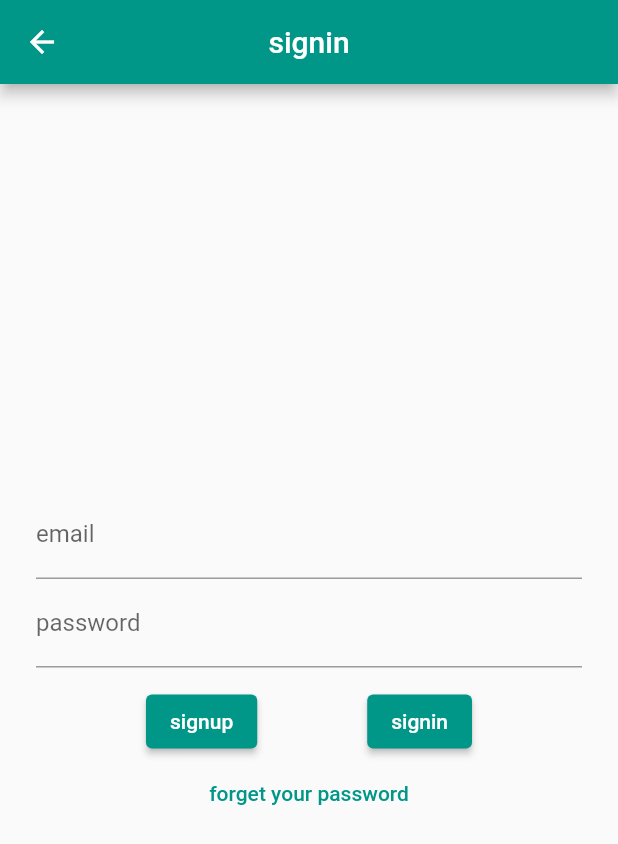
After one commit to RuiOkazaki/flutter_practice_introduction, a Flutter app: the screen it shows after launch, after a tap on "/signin_page", on a phone screen of 412 x 824 dp. The commit adds this screen. Shown: the top 844 px of the screen. Run offline on Flutter 3.47's test engine with Material 2 defaults, Android fonts, the phone set to English and light mode, and no system bars; our stand-ins replace firebase_auth, firebase_core, flutter_datetime_picker, geolocator, image_picker; accounts and stored records are empty; network calls fail.

Commit message:
feat: email, passwordログインを作成

```diff
--- a/lib/main.dart
+++ b/lib/main.dart
@@ -1,13 +1,18 @@
+import 'package:firebase_core/firebase_core.dart';
 import 'package:flutter/material.dart';
+import 'package:flutter_practice_introduction/firebase_options.dart';
 import 'package:flutter_practice_introduction/pages/animation_widget.dart';
 import 'package:flutter_practice_introduction/pages/gps.dart';
 import 'package:flutter_practice_introduction/pages/image_api.dart';
 import 'package:flutter_practice_introduction/pages/my_home_page.dart';
 import 'package:flutter_practice_introduction/pages/now_loading.dart';
+import 'package:flutter_practice_introduction/pages/signin_page.dart';
 import 'package:flutter_practice_introduction/pages/whats_today.dart';
 import 'package:flutter_practice_introduction/pages/whats_day.dart';
 
-void main() {
+void main() async {
+  WidgetsFlutterBinding.ensureInitialized();
+  await Firebase.initializeApp(options: DefaultFirebaseOptions.currentPlatform);
   runApp(const MyApp());
 }
 
@@ -30,6 +35,7 @@ class MyApp extends StatelessWidget {
         '/animation_widget': (BuildContext context) => const AnimationWidget(),
         '/image_api': (BuildContext context) => const CameraPage(),
         '/gps': (BuildContext context) => const Gps(),
+        '/signin_page': (BuildContext context) => const SigninPage(),
       },
     );
   }
--- a/lib/pages/my_home_page.dart
+++ b/lib/pages/my_home_page.dart
@@ -17,6 +17,7 @@ class MyHomePage extends StatelessWidget {
           genLink(context, "/animation_widget"),
           genLink(context, "/image_api"),
           genLink(context, "/gps"),
+          genLink(context, "/signin_page"),
         ],
       ),
       drawer: const Drawer(
--- /dev/null
+++ b/lib/pages/signin_page.dart
@@ -0,0 +1,100 @@
+import 'package:flutter/material.dart';
+import 'package:firebase_auth/firebase_auth.dart';
+import 'package:flutter_practice_introduction/components/header.dart';
+
+class SigninPage extends StatefulWidget {
+  const SigninPage({super.key});
+
+  @override
+  State<SigninPage> createState() => _SigninPageState();
+}
+
+class _SigninPageState extends State<SigninPage> {
+  String _email = '';
+  String _password = '';
+
+  @override
+  Widget build(BuildContext context) {
+    return Scaffold(
+      appBar: genHeader('signin'),
+      body: Center(
+        child: Container(
+          padding: const EdgeInsets.all(24),
+          child: Column(
+            mainAxisAlignment: MainAxisAlignment.center,
+            children: [
+              TextFormField(
+                decoration: const InputDecoration(labelText: 'email'),
+                onChanged: (String value) {
+                  setState(() {
+                    _email = value;
+                  });
+                },
+              ),
+              TextFormField(
+                decoration: const InputDecoration(labelText: 'password'),
+                onChanged: (String value) {
+                  setState(() {
+                    _password = value;
+                  });
+                },
+              ),
+              Container(
+                margin: const EdgeInsets.only(top: 12),
+                child: Row(
+                  mainAxisAlignment: MainAxisAlignment.spaceEvenly,
+                  children: [
+                    ElevatedButton(
+                      child: const Text('signup'),
+                      onPressed: () async {
+                        try {
+                          final User? user = (await FirebaseAuth.instance
+                                  .createUserWithEmailAndPassword(
+                                      email: _email, password: _password))
+                              .user;
+                          if (user != null) {
+                            print('success! $_email');
+                          }
+                        } catch (e) {
+                          print(e);
+                        }
+                      },
+                    ),
+                    ElevatedButton(
+                      child: const Text('signin'),
+                      onPressed: () async {
+                        try {
+                          final User? user = (await FirebaseAuth.instance
+                                  .signInWithEmailAndPassword(
+                                      email: _email, password: _password))
+                              .user;
+                          if (user != null) {
+                            print('success! $_email');
+                          }
+                        } catch (e) {
+                          print(e);
+                        }
+                      },
+                    ),
+                  ],
+                ),
+              ),
+              TextButton(
+                child: const Text('forget your password'),
+                onPressed: () async {
+                  try {
+                    await FirebaseAuth.instance
+                        .sendPasswordResetEmail(email: _email);
+                    print('パスワードリセット用のメールを送信しました');
+                  } catch (e) {
+                    print(e);
+                  }
+                },
+              )
+            ],
+          ),
+        ),
+      ),
+    );
+  }
+}
--- a/pubspec.yaml
+++ b/pubspec.yaml
@@ -41,6 +41,7 @@ dependencies:
   image_picker: ^0.8.5+3
   geolocator: ^9.0.1
   firebase_core: ^1.21.1
+  firebase_auth: ^3.7.0
 
 dev_dependencies:
   flutter_test:
```
Also changed, not shown: pubspec.lock, 2 other files.
